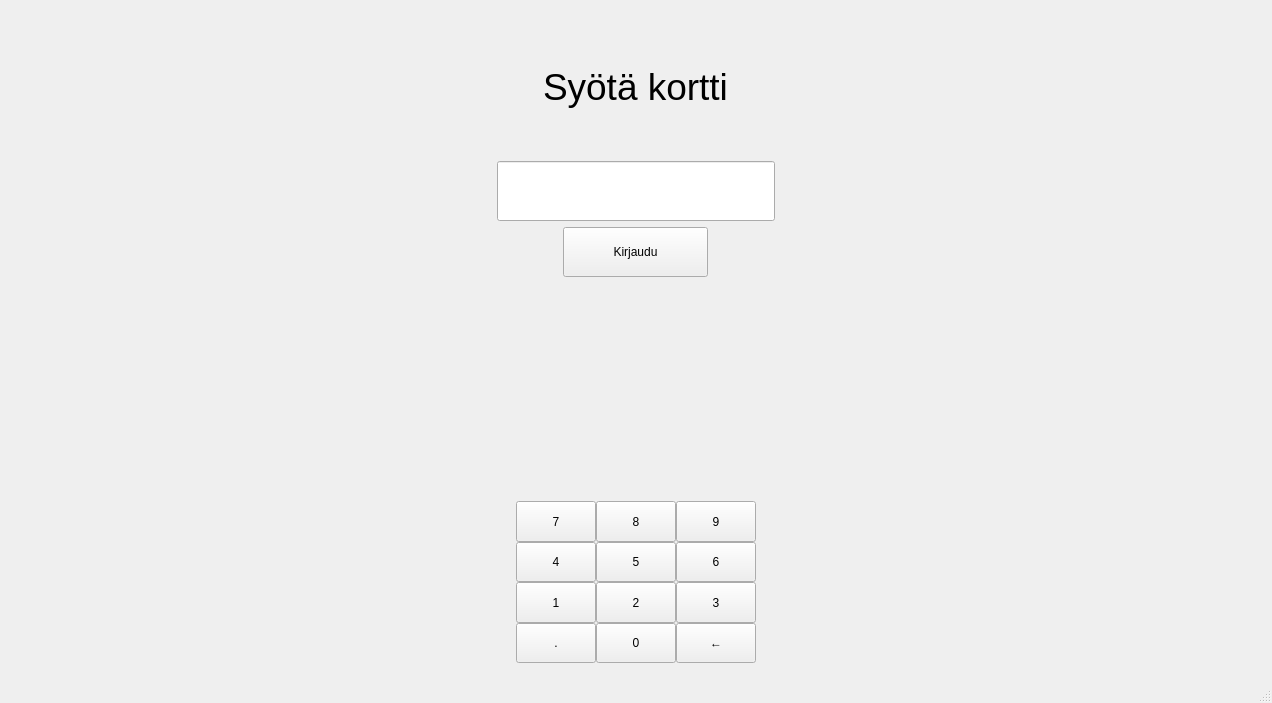
Old version of the form qt_frontend/BankSimul/mainwindow.ui in the repository jerpism/banksimul_testdev.
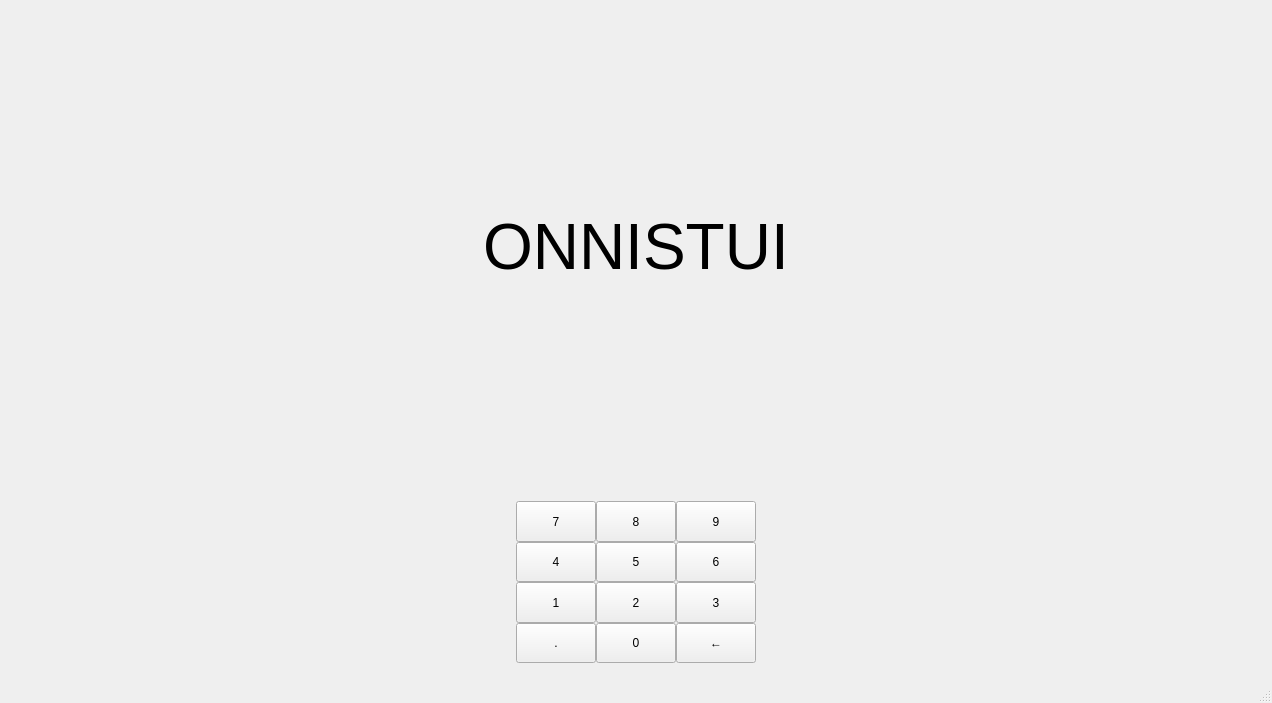
New version of the form. The open tabs and pages were chosen to show the change.

Commit message: Add error and success pages linked to signals

```diff
--- a/qt_frontend/BankSimul/mainwindow.ui
+++ b/qt_frontend/BankSimul/mainwindow.ui
@@ -1054,6 +1054,38 @@
         </item>
        </layout>
       </widget>
+      <widget class="QWidget" name="successPage">
+       <layout class="QGridLayout" name="gridLayout_8">
+        <item row="0" column="0" alignment="Qt::AlignHCenter|Qt::AlignVCenter">
+         <widget class="QLabel" name="successLabel">
+          <property name="font">
+           <font>
+            <pointsize>48</pointsize>
+           </font>
+          </property>
+          <property name="text">
+           <string>ONNISTUI</string>
+          </property>
+         </widget>
+        </item>
+       </layout>
+      </widget>
+      <widget class="QWidget" name="errorPage">
+       <layout class="QGridLayout" name="gridLayout_9">
+        <item row="0" column="0" alignment="Qt::AlignHCenter|Qt::AlignVCenter">
+         <widget class="QLabel" name="errorLabel">
+          <property name="font">
+           <font>
+            <pointsize>48</pointsize>
+           </font>
+          </property>
+          <property name="text">
+           <string>VIRHE</string>
+          </property>
+         </widget>
+        </item>
+       </layout>
+      </widget>
      </widget>
     </item>
     <item row="1" column="0" alignment="Qt::AlignHCenter">
```
The commit also changes 2 other files.
